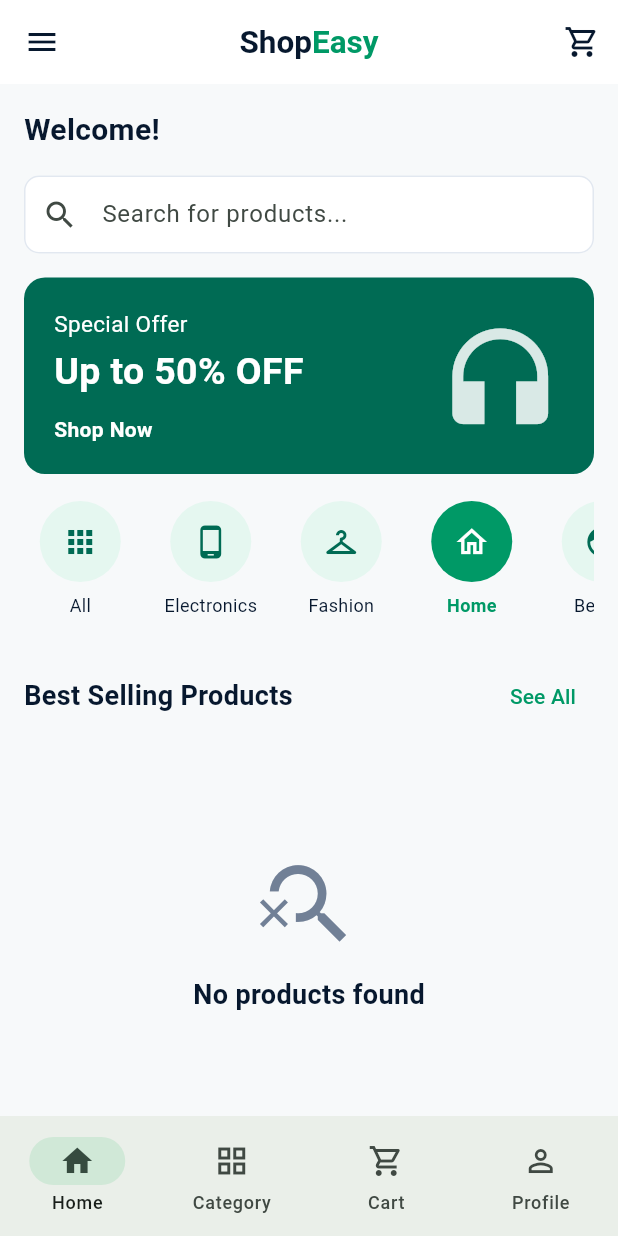
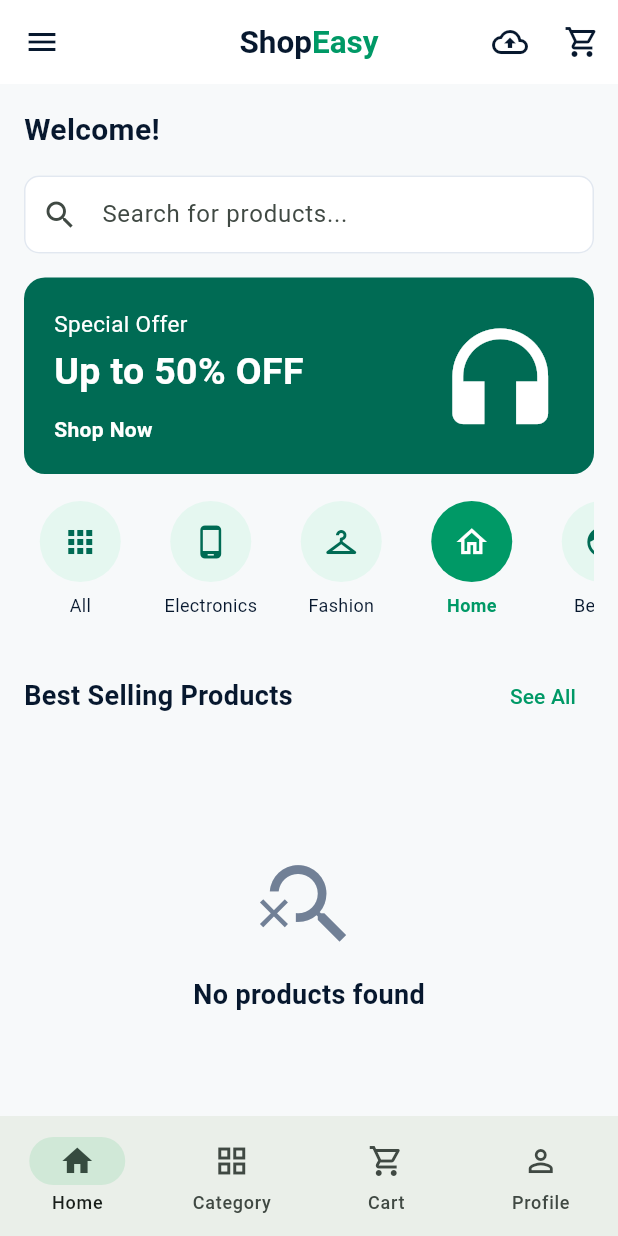
Before and after one commit to faraaz-ahmmed/shop-easy, a Flutter app: the HomeScreen screen opened directly, item 2 of the bottom bar chosen, after a tap on "Home", on a phone screen of 412 x 824 dp. Run offline on Flutter 3.47's test engine with Material 3 defaults, Android fonts, the phone set to English and light mode, and no system bars; our stand-ins replace cloud_firestore, firebase_auth, firebase_core; accounts and stored records are empty.

Commit message:
home_screen update

```diff
--- a/lib/views/home/home_screen.dart
+++ b/lib/views/home/home_screen.dart
@@ -3,6 +3,7 @@
 import 'package:flutter/material.dart';
 import 'package:provider/provider.dart';
 
+import '../../services/product_seed_service.dart';
 import '../../utils/app_colors.dart';
 import '../../utils/responsive.dart';
 import '../../viewmodels/cart_viewmodel.dart';
@@ -17,32 +18,46 @@
 class HomeScreen extends StatelessWidget {
   const HomeScreen({super.key});
 
-  void openCart(BuildContext context) {
+  void openPage(BuildContext context, Widget page) {
     Navigator.push(
       context,
-      MaterialPageRoute(builder: (_) => const CartScreen()),
+      MaterialPageRoute(builder: (_) => page),
     );
   }
 
-  void openCategories(BuildContext context) {
-    Navigator.push(
-      context,
-      MaterialPageRoute(builder: (_) => const CategoryScreen()),
-    );
-  }
+  Future<void> uploadProducts(BuildContext context) async {
+    final messenger = ScaffoldMessenger.of(context);
 
-  void openOrders(BuildContext context) {
-    Navigator.push(
-      context,
-      MaterialPageRoute(builder: (_) => const OrdersScreen()),
-    );
-  }
+    try {
+      messenger.showSnackBar(
+        const SnackBar(
+          content: Text('Uploading products, please wait...'),
+          duration: Duration(seconds: 30),
+        ),
+      );
 
-  void openProfile(BuildContext context) {
-    Navigator.push(
-      context,
-      MaterialPageRoute(builder: (_) => const ProfileScreen()),
-    );
+      final count = await ProductSeedService().uploadProducts();
+
+      if (!context.mounted) return;
+
+      messenger.hideCurrentSnackBar();
+      messenger.showSnackBar(
+        SnackBar(
+          content: Text('$count products uploaded successfully'),
+          backgroundColor: Colors.green,
+        ),
+      );
+    } catch (error) {
+      if (!context.mounted) return;
+
+      messenger.hideCurrentSnackBar();
+      messenger.showSnackBar(
+        SnackBar(
+          content: Text('Upload failed: $error'),
+          backgroundColor: Colors.red,
+        ),
+      );
+    }
   }
 
   @override
@@ -53,15 +68,26 @@
     return Scaffold(
       appBar: AppBar(
         leading: IconButton(
-          onPressed: () => openOrders(context),
+          onPressed: () {
+            openPage(context, const OrdersScreen());
+          },
           icon: const Icon(Icons.menu),
         ),
         title: const _ShopTitle(),
         actions: [
+          IconButton(
+            tooltip: 'Upload 320 products',
+            onPressed: () {
+              uploadProducts(context);
+            },
+            icon: const Icon(Icons.cloud_upload_outlined),
+          ),
           Stack(
             children: [
               IconButton(
-                onPressed: () => openCart(context),
+                onPressed: () {
+                  openPage(context, const CartScreen());
+                },
                 icon: const Icon(Icons.shopping_cart_outlined),
               ),
               if (cartCount > 0)
@@ -109,14 +135,19 @@
                   child: ListView.separated(
                     scrollDirection: Axis.horizontal,
                     itemCount: home.categories.length,
-                    separatorBuilder: (_, _) => const SizedBox(width: 12),
+                    separatorBuilder: (_, _) {
+                      return const SizedBox(width: 12);
+                    },
                     itemBuilder: (context, index) {
                       final category = home.categories[index];
 
                       return _CategoryItem(
                         name: category,
-                        selected: category == home.selectedCategory,
-                        onTap: () => home.selectCategory(category),
+                        selected:
+                            category == home.selectedCategory,
+                        onTap: () {
+                          home.selectCategory(category);
+                        },
                       );
                     },
                   ),
@@ -135,59 +166,44 @@
                       ),
                     ),
                     TextButton(
-                      onPressed: () => home.selectCategory('All'),
+                      onPressed: () {
+                        home.selectCategory('All');
+                      },
                       child: const Text('See All'),
                     ),
                   ],
                 ),
                 const SizedBox(height: 10),
                 if (home.filteredProducts.isEmpty)
-                  const Padding(
-                    padding: EdgeInsets.symmetric(vertical: 70),
-                    child: Center(
-                      child: Column(
-                        children: [
-                          Icon(
-                            Icons.search_off,
-                            size: 70,
-                            color: AppColors.grey,
-                          ),
-                          SizedBox(height: 12),
-                          Text(
-                            'No products found',
-                            style: TextStyle(
-                              color: AppColors.dark,
-                              fontSize: 18,
-                              fontWeight: FontWeight.bold,
-                            ),
-                          ),
-                        ],
-                      ),
-                    ),
-                  )
+                  const _EmptyProducts()
                 else
                   GridView.builder(
                     shrinkWrap: true,
-                    physics: const NeverScrollableScrollPhysics(),
+                    physics:
+                        const NeverScrollableScrollPhysics(),
                     itemCount: home.filteredProducts.length,
-                    gridDelegate: SliverGridDelegateWithFixedCrossAxisCount(
-                      crossAxisCount: Responsive.gridCount(context),
+                    gridDelegate:
+                        SliverGridDelegateWithFixedCrossAxisCount(
+                      crossAxisCount:
+                          Responsive.gridCount(context),
                       crossAxisSpacing: 12,
                       mainAxisSpacing: 12,
                       childAspectRatio:
-                          Responsive.isMobile(context) ? 0.72 : 0.85,
+                          Responsive.isMobile(context)
+                              ? 0.72
+                              : 0.85,
                     ),
                     itemBuilder: (context, index) {
-                      final product = home.filteredProducts[index];
+                      final product =
+                          home.filteredProducts[index];
 
                       return ProductCard(
                         product: product,
                         onTap: () {
-                          Navigator.push(
+                          openPage(
                             context,
-                            MaterialPageRoute(
-                              builder: (_) =>
-                                  ProductDetailsScreen(product: product),
+                            ProductDetailsScreen(
+                              product: product,
                             ),
                           );
                         },
@@ -202,9 +218,17 @@
       bottomNavigationBar: NavigationBar(
         selectedIndex: 0,
         onDestinationSelected: (index) {
-          if (index == 1) openCategories(context);
-          if (index == 2) openCart(context);
-          if (index == 3) openProfile(context);
+          if (index == 1) {
+            openPage(context, const CategoryScreen());
+          }
+
+          if (index == 2) {
+            openPage(context, const CartScreen());
+          }
+
+          if (index == 3) {
+            openPage(context, const ProfileScreen());
+          }
         },
         destinations: [
           const NavigationDestination(
@@ -220,7 +244,9 @@
             icon: Badge(
               isLabelVisible: cartCount > 0,
               label: Text('$cartCount'),
-              child: const Icon(Icons.shopping_cart_outlined),
+              child: const Icon(
+                Icons.shopping_cart_outlined,
+              ),
             ),
             label: 'Cart',
           ),
@@ -246,20 +272,26 @@
       return const SizedBox.shrink();
     }
 
-    return StreamBuilder<DocumentSnapshot<Map<String, dynamic>>>(
+    return StreamBuilder<
+        DocumentSnapshot<Map<String, dynamic>>>(
       stream: FirebaseFirestore.instance
           .collection('users')
           .doc(user.uid)
           .snapshots(),
       builder: (context, snapshot) {
-        final savedName = snapshot.data?.data()?['name'];
+        final savedName =
+            snapshot.data?.data()?['name'];
 
-        final name = savedName is String && savedName.trim().isNotEmpty
-            ? savedName.trim()
-            : user.displayName?.trim();
+        final name =
+            savedName is String &&
+                    savedName.trim().isNotEmpty
+                ? savedName.trim()
+                : user.displayName?.trim();
 
         return Text(
-          name == null || name.isEmpty ? 'Welcome!' : 'Welcome, $name!',
+          name == null || name.isEmpty
+              ? 'Welcome!'
+              : 'Welcome, $name!',
           style: const TextStyle(
             color: AppColors.dark,
             fontSize: 20,
@@ -287,7 +319,9 @@
           TextSpan(text: 'Shop'),
           TextSpan(
             text: 'Easy',
-            style: TextStyle(color: AppColors.primary),
+            style: TextStyle(
+              color: AppColors.primary,
+            ),
           ),
         ],
       ),
@@ -311,7 +345,8 @@
         children: [
           const Expanded(
             child: Column(
-              crossAxisAlignment: CrossAxisAlignment.start,
+              crossAxisAlignment:
+                  CrossAxisAlignment.start,
               children: [
                 Text(
                   'Special Offer',
@@ -342,7 +377,7 @@
           ),
           Icon(
             Icons.headphones,
-            color: Colors.white.withValues(alpha: 0.85),
+            color: Colors.white,
             size: 85,
           ),
         ],
@@ -392,11 +427,14 @@
           children: [
             CircleAvatar(
               radius: 27,
-              backgroundColor:
-                  selected ? AppColors.primary : const Color(0xFFE5F7F0),
+              backgroundColor: selected
+                  ? AppColors.primary
+                  : const Color(0xFFE5F7F0),
               child: Icon(
                 icon,
-                color: selected ? Colors.white : AppColors.darkGreen,
+                color: selected
+                    ? Colors.white
+                    : AppColors.darkGreen,
               ),
             ),
             const SizedBox(height: 7),
@@ -405,10 +443,13 @@
               maxLines: 1,
               overflow: TextOverflow.ellipsis,
               style: TextStyle(
-                color: selected ? AppColors.primary : AppColors.dark,
+                color: selected
+                    ? AppColors.primary
+                    : AppColors.dark,
                 fontSize: 12,
-                fontWeight:
-                    selected ? FontWeight.bold : FontWeight.normal,
+                fontWeight: selected
+                    ? FontWeight.bold
+                    : FontWeight.normal,
               ),
             ),
           ],
@@ -417,3 +458,34 @@
     );
   }
 }
+
+class _EmptyProducts extends StatelessWidget {
+  const _EmptyProducts();
+
+  @override
+  Widget build(BuildContext context) {
+    return const Padding(
+      padding: EdgeInsets.symmetric(vertical: 70),
+      child: Center(
+        child: Column(
+          children: [
+            Icon(
+              Icons.search_off,
+              size: 70,
+              color: AppColors.grey,
+            ),
+            SizedBox(height: 12),
+            Text(
+              'No products found',
+              style: TextStyle(
+                color: AppColors.dark,
+                fontSize: 18,
+                fontWeight: FontWeight.bold,
+              ),
+            ),
+          ],
+        ),
+      ),
+    );
+  }
+}
```
